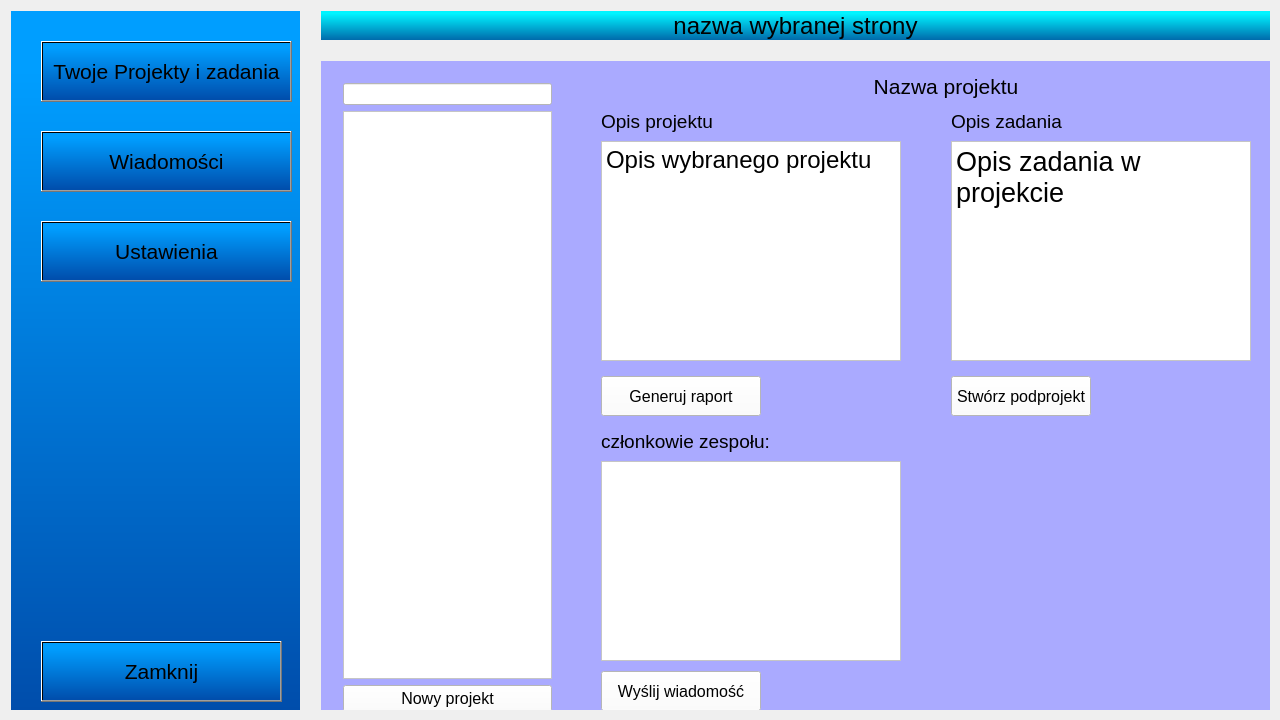
Sleyn2/IO_projectmanagement, file project_managment/project_managment/project_managment.ui: the form before one commit.
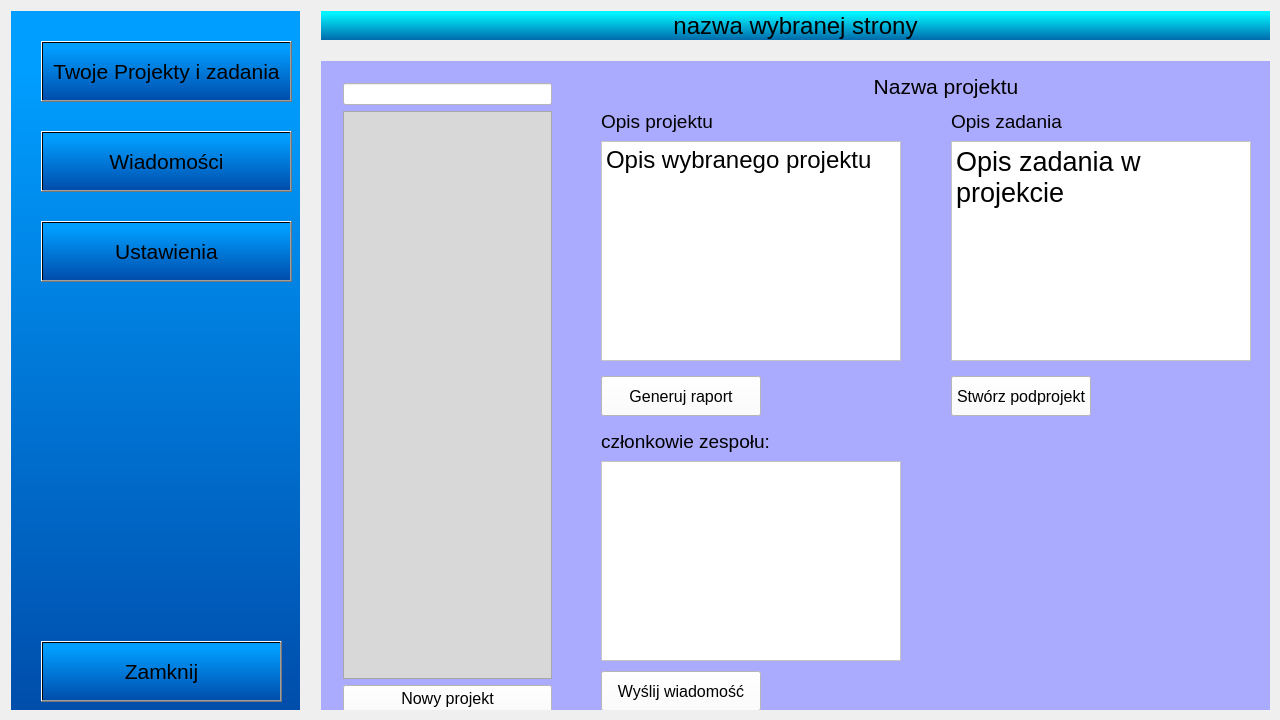
The form after the commit. The open tabs and pages were chosen to show the change.

```diff
--- a/project_managment/project_managment/project_managment.ui
+++ b/project_managment/project_managment/project_managment.ui
@@ -161,7 +161,11 @@
              </font>
             </property>
             <property name="styleSheet">
-             <string notr="true">background-color: rgb(255, 255, 255);</string>
+             <string notr="true">QWidget#ProjectList
+{
+	background-color: rgb(216, 216, 216);
+}
+</string>
             </property>
             <property name="selectionRectVisible">
              <bool>false</bool>
```
Left out of the diff: 2 changed lines with no effect on the pictures.
